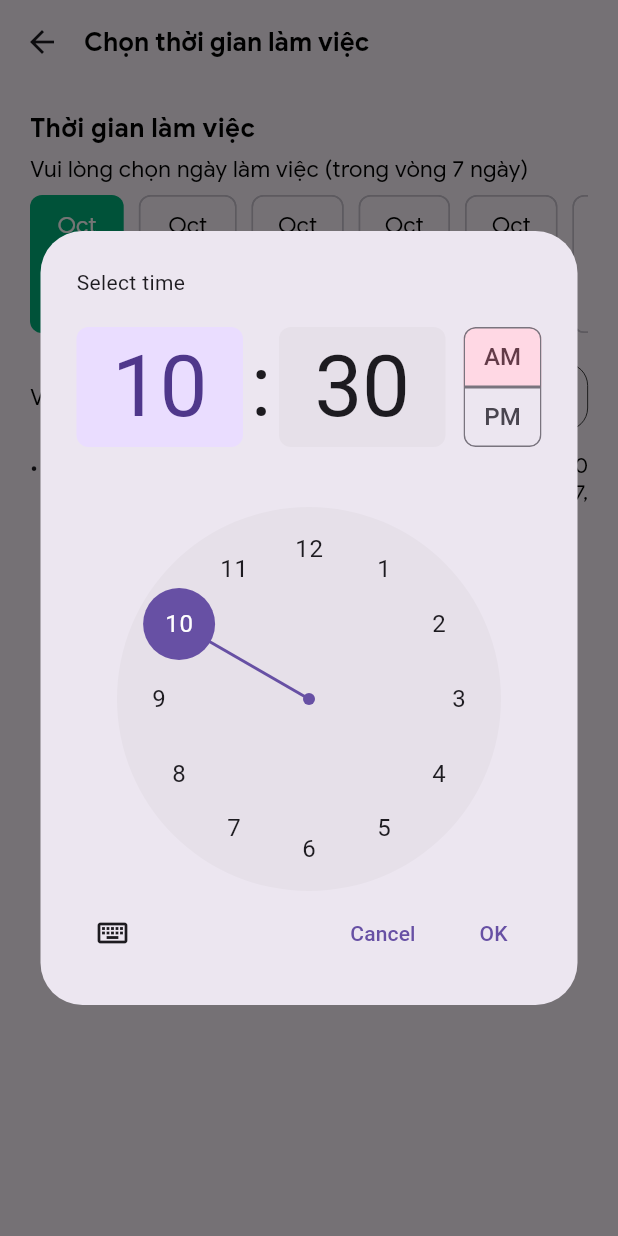
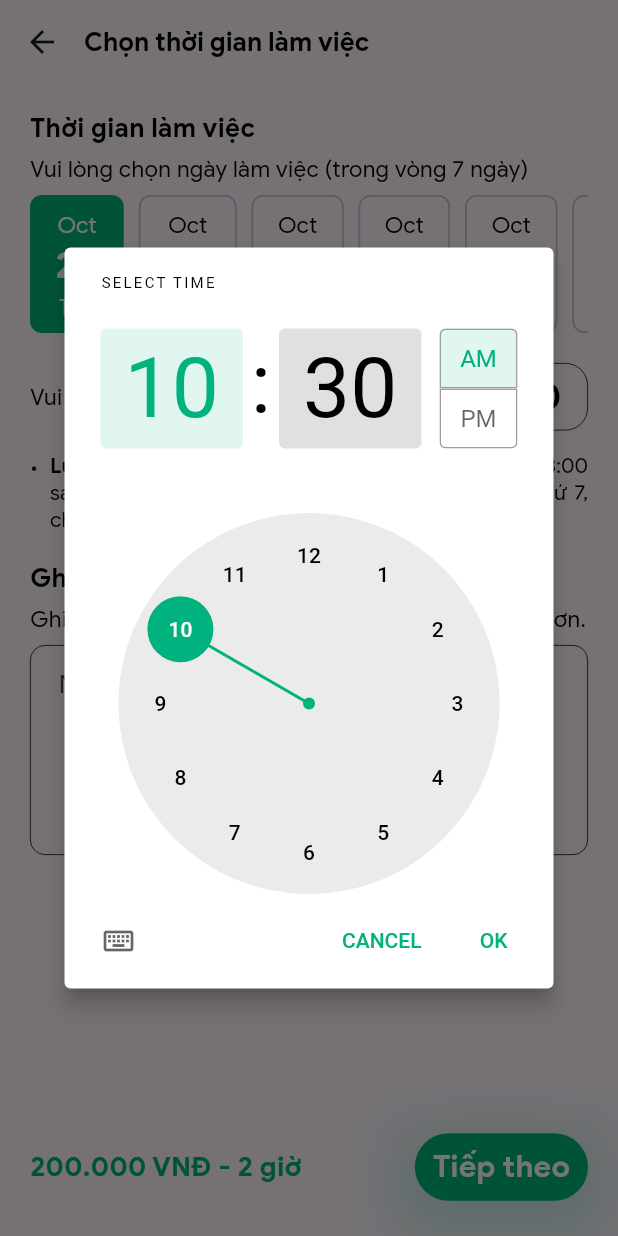
Before and after one commit to dangcpr/aiohs-app, a Flutter app: the CleaningHourlyStep2Screen screen opened directly, after a tap on an icon or button, on a phone screen of 412 x 824 dp. Run offline on Flutter 3.47's test engine with Material 2 defaults, Android fonts, the light colour scheme and no system bars; our stand-ins replace another_flutter_splash_screen, flutter_bloc, geolocator, google_maps_flutter, google_sign_in, page_transition and 1 more; missing offline and left inert: datetime_setting, flutter_walkthrough_screen; accounts and stored records are empty; generated files the repository leaves out were written again; statements that could not run were skipped.

Commit message:
Validate data

```diff
--- /dev/null
+++ b/lib/cleaning_hourly/cubits/save_info/save_info.dart
@@ -0,0 +1,13 @@
+import 'package:flutter_bloc/flutter_bloc.dart';
+import 'package:rmservice/cleaning_hourly/models/info_cleaning_hourly.dart';
+
+class SaveInfoCleaningHourlyCubit extends Cubit<InfoCleaningHourly> {
+  SaveInfoCleaningHourlyCubit() : super(InfoCleaningHourly(date: DateTime.now(), time: DateTime.now()));
+
+  void setInitial() {
+    emit(InfoCleaningHourly(date: DateTime.now(), time: DateTime.now()));
+  }
+  void setInfoCleaningHourly(InfoCleaningHourly infoCleaningHourly) {
+    emit(infoCleaningHourly);
+  }
+}
--- a/lib/cleaning_hourly/models/info_cleaning_hourly.dart
+++ b/lib/cleaning_hourly/models/info_cleaning_hourly.dart
@@ -0,0 +1,59 @@
+import 'package:google_maps_flutter/google_maps_flutter.dart';
+
+class InfoCleaningHourly {
+  late LatLng? location;
+  late String? shortAddress;
+  late String? address;
+  late int? duration;
+  late bool? cooking;
+  late bool? iron;
+  late bool? bringTool;
+  late bool? bringVaccum;
+  late int? realDuration;
+  late bool? hasPet;
+  late DateTime? date;
+  late DateTime? time;
+  late String? note;
+  late int? price;
+
+  InfoCleaningHourly({
+    this.location,
+    this.shortAddress,
+    this.address,
+    this.duration = 2,
+    this.cooking = false,
+    this.iron = false,
+    this.bringTool = false,
+    this.bringVaccum = false,
+    this.realDuration = 2,
+    this.hasPet = false,
+    this.date,
+    this.time,
+    this.note = "",
+    this.price,
+  });
+
+  InfoCleaningHourly.fromJson(Map<String, dynamic> json) {
+    duration = json['duration'];
+    cooking = json['cooking'];
+    iron = json['iron'];
+    bringTool = json['bringTool'];
+    bringVaccum = json['bringVaccum'];
+    hasPet = json['hasPet'];
+    date = DateTime.parse(json['date']);
+    time = DateTime.parse(json['time']);
+    note = json['note'];
+  }
+
+  Map<String, dynamic> toJson() => {
+    'duration': duration,
+    'cooking': cooking,
+    'iron': iron,
+    'bringTool': bringTool,
+    'bringVaccum': bringVaccum,
+    'hasPet': hasPet,
+    'date': date!.toIso8601String(),
+    'time': time!.toIso8601String(),
+    'note': note,
+  };
+}
--- a/lib/cleaning_hourly/views/cleaning_hourly_step2.dart
+++ b/lib/cleaning_hourly/views/cleaning_hourly_step2.dart
@@ -1,4 +1,6 @@
 import 'package:flutter/material.dart';
+import 'package:rmservice/cleaning_hourly/widgets/button_next_step2.dart';
+import 'package:rmservice/cleaning_hourly/widgets/note_for_maid.dart';
 import 'package:rmservice/cleaning_hourly/widgets/notice_step2.dart';
 import 'package:rmservice/cleaning_hourly/widgets/pick_date_work.dart';
 import 'package:rmservice/cleaning_hourly/widgets/pick_time_work.dart';
@@ -62,14 +64,36 @@ class _CleaningHourlyStep2ScreenState extends State<CleaningHourlyStep2Screen> {
               ),
             ),
             Padding(
-              padding: const EdgeInsets.only(top: 15),
-              child: NoticeStep2(
+                padding: const EdgeInsets.only(top: 15),
+                child: NoticeStep2(
+                  isDarkMode: isDarkMode,
+                )),
+            Padding(
+              padding: const EdgeInsets.only(top: 17),
+              child: TextLabel(
+                label: "Ghi chú cho người làm",
                 isDarkMode: isDarkMode,
-              )
+              ),
+            ),
+            Padding(
+              padding: const EdgeInsets.only(top: 5),
+              child: TextSubLabel(
+                label: "Ghi chú cho người làm để người làm dọn dẹp tốt hơn.",
+                isDarkMode: isDarkMode,
+              ),
+            ),
+            Padding(
+              padding: const EdgeInsets.only(top: 7),
+              child: NoteForMaid(
+                isDarkMode: isDarkMode,
+              ),
             )
           ],
         ),
       ),
+      floatingActionButton: ButtonNextStep2(),
+      floatingActionButtonLocation:
+          FloatingActionButtonLocation.miniCenterFloat,
     );
   }
 }
--- /dev/null
+++ b/lib/cleaning_hourly/widgets/button_next_step2.dart
@@ -0,0 +1,93 @@
+// ignore_for_file: use_build_context_synchronously
+
+import 'package:flutter/material.dart';
+import 'package:flutter_bloc/flutter_bloc.dart';
+import 'package:page_transition/page_transition.dart';
+import 'package:rmservice/cleaning_hourly/cubits/save_info/save_info.dart';
+import 'package:rmservice/cleaning_hourly/views/cleaning_hourly_step2.dart';
+import 'package:rmservice/cleaning_hourly/views/cleaning_hourly_step3.dart';
+import 'package:rmservice/cleaning_hourly/widgets/dialog_wrong.dart';
+import 'package:rmservice/utilities/components/button_green.dart';
+import 'package:rmservice/utilities/constants/variable.dart';
+import 'package:datetime_setting/datetime_setting.dart';
+
+class ButtonNextStep2 extends StatefulWidget {
+  const ButtonNextStep2({super.key});
+
+  @override
+  State<ButtonNextStep2> createState() => _ButtonNextStep2State();
+}
+
+class _ButtonNextStep2State extends State<ButtonNextStep2> {
+  //final timeIsAuto = DatetimeSetting.timeIsAuto();
+  //final timeZoneIsAuto = DatetimeSetting.timeZoneIsAuto();
+  int time6Hours = 6 * 60;
+  int time23Hours = 23 * 60;
+
+  @override
+  Widget build(BuildContext context) {
+    final date = context.read<SaveInfoCleaningHourlyCubit>().state.date;
+    final time = context.read<SaveInfoCleaningHourlyCubit>().state.time;
+
+    int timeToInt = time!.hour * 60 + time.minute;
+    int duration = context.read<SaveInfoCleaningHourlyCubit>().state.realDuration!;
+    int timeEnd = time23Hours - duration * 60;
+
+    debugPrint(timeToInt.toString() + ' ' + timeEnd.toString());
+
+    return Container(
+      width: double.infinity,
+      padding: EdgeInsets.only(
+        left: 20,
+        right: 20,
+        bottom: 10,
+      ),
+      child: Row(
+        mainAxisAlignment: MainAxisAlignment.spaceBetween,
+        children: [
+          Text(
+            "200.000" + " VNĐ - " + context.read<SaveInfoCleaningHourlyCubit>().state.realDuration.toString() + " giờ",
+            style: TextStyle(
+                fontFamily: fontBoldApp,
+                fontSize: fontSize.mediumLarger + 1,
+                color: colorProject.primaryColor),
+          ),
+          ButtonGreenApp(
+            label: "Tiếp theo",
+            onPressed: () async {
+              if (await DatetimeSetting.timeIsAuto() == false ||
+                  await DatetimeSetting.timeZoneIsAuto() == false) {
+                showDialog(
+                  context: context,
+                  builder: (context) {
+                    return DialogWrong(notification: "Vui lòng lựa chọn giờ và múi giờ tự động trên thiết bị");
+                  }
+                );
+                return;
+              }
+              if( context.read<SaveInfoCleaningHourlyCubit>().state.time!.hour * 60 + context.read<SaveInfoCleaningHourlyCubit>().state.time!.minute < time6Hours
+              || context.read<SaveInfoCleaningHourlyCubit>().state.time!.hour * 60 + context.read<SaveInfoCleaningHourlyCubit>().state.time!.minute > time23Hours - context.read<SaveInfoCleaningHourlyCubit>().state.realDuration! * 60){
+                debugPrint("Vui lòng chọn giờ làm việc từ 06:00 tới " + (23 - duration).toString() + " giờ");
+                showDialog(
+                  context: context,
+                  builder: (context) {
+                    return DialogWrong(notification: "Vui lòng chọn giờ làm việc từ 06:00 tới ${(23 - duration).toString()}:00");
+                  },
+                );
+                return;
+              }
+              Navigator.push(
+                context,
+                PageTransition(
+                  type: PageTransitionType.rightToLeftWithFade,
+                  child: CleaningHourlyStep3Screen(),
+                  childCurrent: CleaningHourlyStep2Screen(),
+                ),
+              );
+            },
+          ),
+        ],
+      ),
+    );
+  }
+}
--- /dev/null
+++ b/lib/cleaning_hourly/widgets/note_for_maid.dart
@@ -0,0 +1,41 @@
+import 'package:flutter/material.dart';
+import 'package:rmservice/utilities/constants/variable.dart';
+
+class NoteForMaid extends StatefulWidget {
+  const NoteForMaid({super.key, required this.isDarkMode});
+
+  final bool isDarkMode;
+
+  @override
+  State<NoteForMaid> createState() => _NoteForMaidState();
+}
+
+class _NoteForMaidState extends State<NoteForMaid> {
+  @override
+  Widget build(BuildContext context) {
+    return SizedBox(
+      height: 140,
+      child: TextField(
+        style: TextStyle(
+          fontFamily: fontApp,
+        ),
+        textAlignVertical: TextAlignVertical.top,
+        maxLines: null,
+        expands: true,
+        cursorColor: colorProject.primaryColor,
+        decoration: InputDecoration(
+          contentPadding: EdgeInsets.all(15),
+          enabledBorder: OutlineInputBorder(
+            borderSide: BorderSide(color: widget.isDarkMode ? Colors.white : Colors.black, width: 0.5),
+            borderRadius: BorderRadius.circular(10),
+          ),
+          focusedBorder: OutlineInputBorder(
+            borderSide: BorderSide(color: colorProject.primaryColor, width: 1),
+            borderRadius: BorderRadius.circular(10),
+          ),
+          hintText: "Nhập ghi chú cho nhân viên",
+        ),
+      ),
+    );
+  }
+}
--- a/lib/cleaning_hourly/widgets/pet_choice.dart
+++ b/lib/cleaning_hourly/widgets/pet_choice.dart
@@ -1,4 +1,6 @@
 import 'package:flutter/material.dart';
+import 'package:flutter_bloc/flutter_bloc.dart';
+import 'package:rmservice/cleaning_hourly/cubits/save_info/save_info.dart';
 import 'package:rmservice/utilities/constants/variable.dart';
 
 class PetChoice extends StatefulWidget {
@@ -48,7 +50,8 @@ class _PetChoiceState extends State<PetChoice> {
                     setState(() {
                       value = newValue;
                     });
-                    debugPrint(value.toString());
+                    context.read<SaveInfoCleaningHourlyCubit>().state.hasPet = value;
+                    debugPrint(context.read<SaveInfoCleaningHourlyCubit>().state.hasPet.toString());
                   },
                   activeColor: Colors.white,
                   activeTrackColor: colorProject.primaryColor,
--- a/lib/cleaning_hourly/widgets/pick_date_work.dart
+++ b/lib/cleaning_hourly/widgets/pick_date_work.dart
@@ -16,8 +16,11 @@ class _PickDateWorkState extends State<PickDateWork> {
       List<DateTime>.generate(7, (i) => DateTime.now().add(Duration(days: i + 1)));
   int value = 0;
 
+
   @override
   Widget build(BuildContext context) {
+    String locale = Localizations.localeOf(context).languageCode;
+
     return Container(
       height: 92,
       child: ListView(
@@ -47,7 +50,7 @@ class _PickDateWorkState extends State<PickDateWork> {
                     mainAxisAlignment: MainAxisAlignment.start,
                     children: [
                       Text(
-                        DateFormat('MMM').format(items[index]).toString(),
+                        DateFormat.MMM(locale).format(items[index]).toString(),
                         style: TextStyle(
                           fontFamily: fontApp,
                           fontSize: fontSize.medium,
@@ -61,7 +64,7 @@ class _PickDateWorkState extends State<PickDateWork> {
                         ),
                       ),
                       Text(
-                        DateFormat('EEE').format(items[index]).toString(),
+                        DateFormat.E(locale).format(items[index]).toString(),
                         style: TextStyle(
                           fontFamily: fontApp,
                           fontSize: fontSize.medium,
--- a/lib/cleaning_hourly/widgets/pick_time_work.dart
+++ b/lib/cleaning_hourly/widgets/pick_time_work.dart
@@ -1,5 +1,7 @@
 import 'package:flutter/material.dart';
+import 'package:flutter_bloc/flutter_bloc.dart';
 import 'package:intl/intl.dart';
+import 'package:rmservice/cleaning_hourly/cubits/save_info/save_info.dart';
 import 'package:rmservice/utilities/constants/variable.dart';
 
 class PickTimeWork extends StatefulWidget {
@@ -13,6 +15,7 @@ class PickTimeWork extends StatefulWidget {
 
 class _PickTimeWorkState extends State<PickTimeWork> {
   TimeOfDay? time = TimeOfDay.now();
+
   @override
   Widget build(BuildContext context) {
     DateTime timeChoose = DateTime(1969, 1, 1, time!.hour, time!.minute);
@@ -33,14 +36,37 @@ class _PickTimeWorkState extends State<PickTimeWork> {
         InkWell(
           onTap: () async {
             TimeOfDay? newTime = await showTimePicker(
-
+              builder: (context, child) {
+                return Theme(
+                  data: ThemeData.light().copyWith(
+                    primaryColor: colorProject.primaryColor,
+                    colorScheme: widget.isDarkMode
+                        ? ColorScheme.dark(
+                            primary: colorProject.primaryColor,
+                          )
+                        : ColorScheme.light(
+                            primary: colorProject.primaryColor,
+                          ),
+                    buttonTheme: ButtonThemeData(),
+                  ),
+                  child: child!,
+                );
+              },
               context: context,
-              initialTime: TimeOfDay.now(),
+              initialTime: time!,
             );
             if (newTime != null) {
               setState(() {
                 time = newTime;
+                timeChoose = DateTime(1969, 1, 1, time!.hour, time!.minute);
               });
+              context.read<SaveInfoCleaningHourlyCubit>().state.time =
+                  timeChoose;
+              debugPrint(context
+                  .read<SaveInfoCleaningHourlyCubit>()
+                  .state
+                  .toJson()
+                  .toString());
             }
           },
           child: Ink(
--- a/lib/main.dart
+++ b/lib/main.dart
@@ -2,6 +2,7 @@ import 'package:flutter/material.dart';
 import 'package:flutter_bloc/flutter_bloc.dart';
 import 'package:flutter_gen/gen_l10n/app_localizations.dart';
 import 'package:flutter_localizations/flutter_localizations.dart';
+import 'package:rmservice/cleaning_hourly/cubits/save_info/save_info.dart';
 import 'package:rmservice/sign_up/cubits/signup_cubit.dart';
 import 'package:rmservice/splash_screen/views/splash_screen.dart';
 import 'package:rmservice/utilities/constants/variable.dart';
@@ -24,6 +25,9 @@ void main() {
         BlocProvider<SignupCubit>(
           create: (_) => SignupCubit(),
         ),
+        BlocProvider<SaveInfoCleaningHourlyCubit>(
+          create: (_) => SaveInfoCleaningHourlyCubit(),
+        )
       ],
       child: const MyApp(),
     ),
--- a/lib/utilities/widget/listview_horizontal.dart
+++ b/lib/utilities/widget/listview_horizontal.dart
@@ -1,6 +1,8 @@
 import 'package:flutter/material.dart';
 import 'package:flutter_gen/gen_l10n/app_localizations.dart';
+import 'package:page_transition/page_transition.dart';
 import 'package:rmservice/cleaning_hourly/views/cleaning_hourly_step1.dart';
+import 'package:rmservice/main_page/main_page.dart';
 import '../cards/service_card.dart';
 
 class HorizontalListViewWithIndicator extends StatefulWidget {
@@ -25,9 +27,7 @@ class _HorizontalListViewWithIndicatorState
           //Route
           Navigator.push(
             context,
-            MaterialPageRoute(
-              builder: (context) => CleaningHourlyStep1Screen(),
-            )
+             PageTransition(type: PageTransitionType.rightToLeftWithFade, child: CleaningHourlyStep1Screen(), childCurrent: MainPage())
           );
         },
       ),
--- a/pubspec.yaml
+++ b/pubspec.yaml
@@ -51,6 +51,8 @@ dependencies:
   google_sign_in: ^6.1.5
   chips_choice: ^3.0.1
   date_picker_timeline: ^1.2.5
+  time_range_picker: ^2.2.0
+  datetime_setting: ^2.0.2
 
 dev_dependencies:
   flutter_test:
```
Also changed, not shown: lib/cleaning_hourly/views/cleaning_hourly_step1.dart (+18 -26 lines), lib/cleaning_hourly/views/cleaning_hourly_step3.dart (added, +32 -0 lines), lib/cleaning_hourly/widgets/add_service_choice.dart (+37 -4 lines), lib/cleaning_hourly/widgets/button_app_bar.dart (+10 -5 lines), lib/cleaning_hourly/widgets/button_next_step1.dart (added, +85 -0 lines), lib/cleaning_hourly/widgets/dialog_wrong.dart (added, +32 -0 lines), lib/cleaning_hourly/widgets/duration_choice.dart (+9 -4 lines), pubspec.lock.
